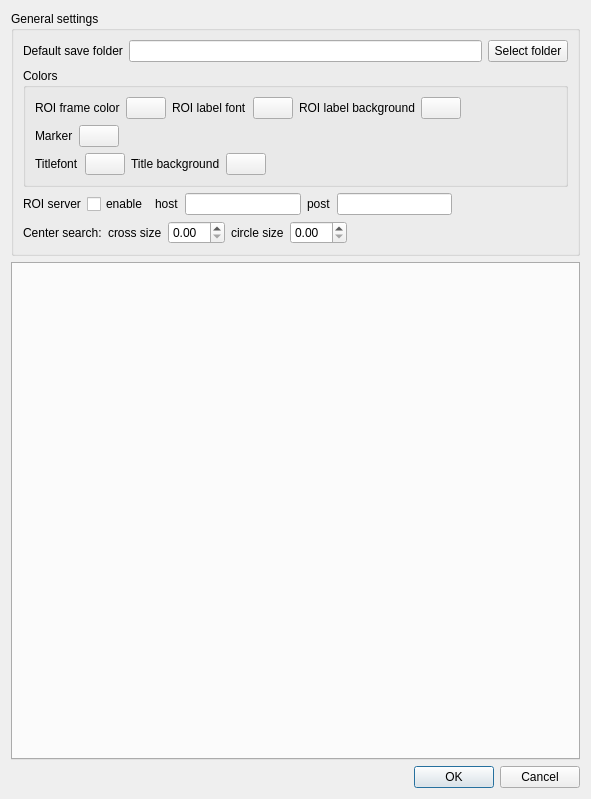
yamedvedya/camera_viewer, file uis/SettingsDialog.ui: the form before one commit.
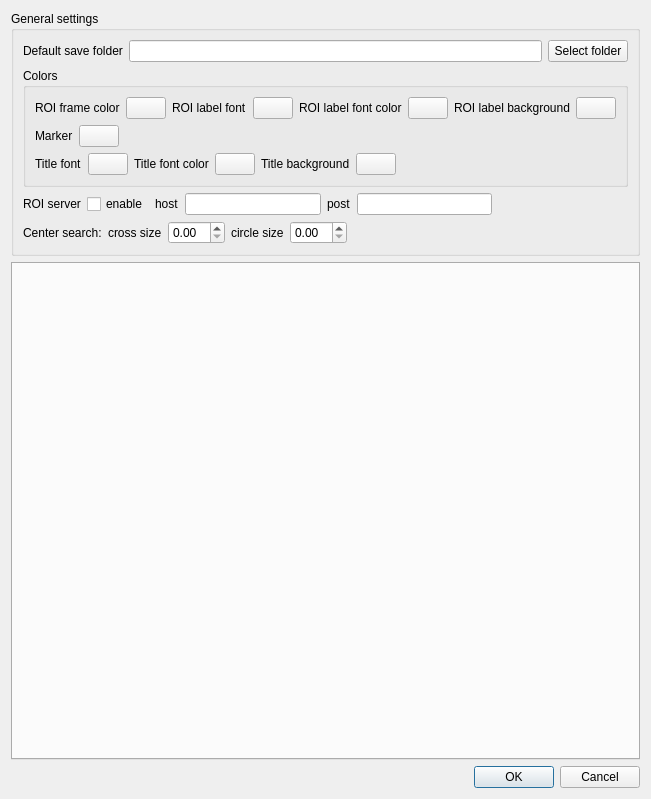
The form after the commit.

Commit message: settings seem to work

Patch:
```diff
--- a/uis/SettingsDialog.ui
+++ b/uis/SettingsDialog.ui
@@ -6,7 +6,7 @@
    <rect>
     <x>0</x>
     <y>0</y>
-    <width>591</width>
+    <width>629</width>
     <height>799</height>
    </rect>
   </property>
@@ -71,7 +71,21 @@
             </widget>
            </item>
            <item>
-            <widget class="QPushButton" name="cmd_roi_label_color">
+            <widget class="QPushButton" name="cmd_roi_label_font">
+             <property name="text">
+              <string/>
+             </property>
+            </widget>
+           </item>
+           <item>
+            <widget class="QLabel" name="label_14">
+             <property name="text">
+              <string>ROI label font color</string>
+             </property>
+            </widget>
+           </item>
+           <item>
+            <widget class="QPushButton" name="cmd_roi_label_font_color">
              <property name="text">
               <string/>
              </property>
@@ -142,7 +156,21 @@
            <item>
             <widget class="QLabel" name="label_5">
              <property name="text">
-              <string>Titlefont</string>
+              <string>Title font</string>
+             </property>
+            </widget>
+           </item>
+           <item>
+            <widget class="QPushButton" name="cmd_title_font">
+             <property name="text">
+              <string/>
+             </property>
+            </widget>
+           </item>
+           <item>
+            <widget class="QLabel" name="label_15">
+             <property name="text">
+              <string>Title font color</string>
              </property>
             </widget>
            </item>
```
Left out of the diff: 2 changed lines with no effect on the pictures. The commit also changes 6 other files.
